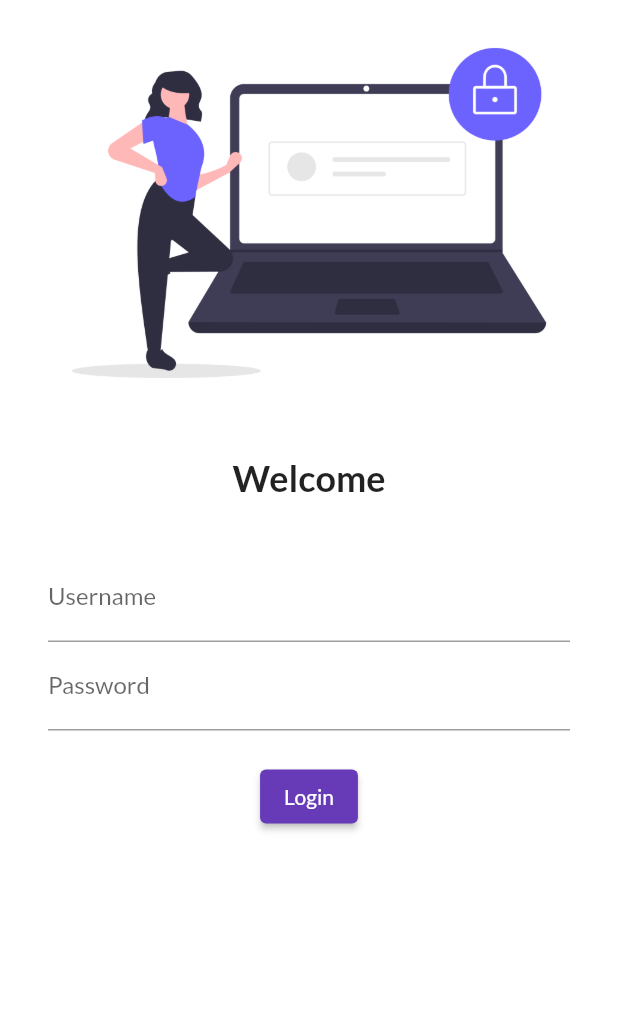
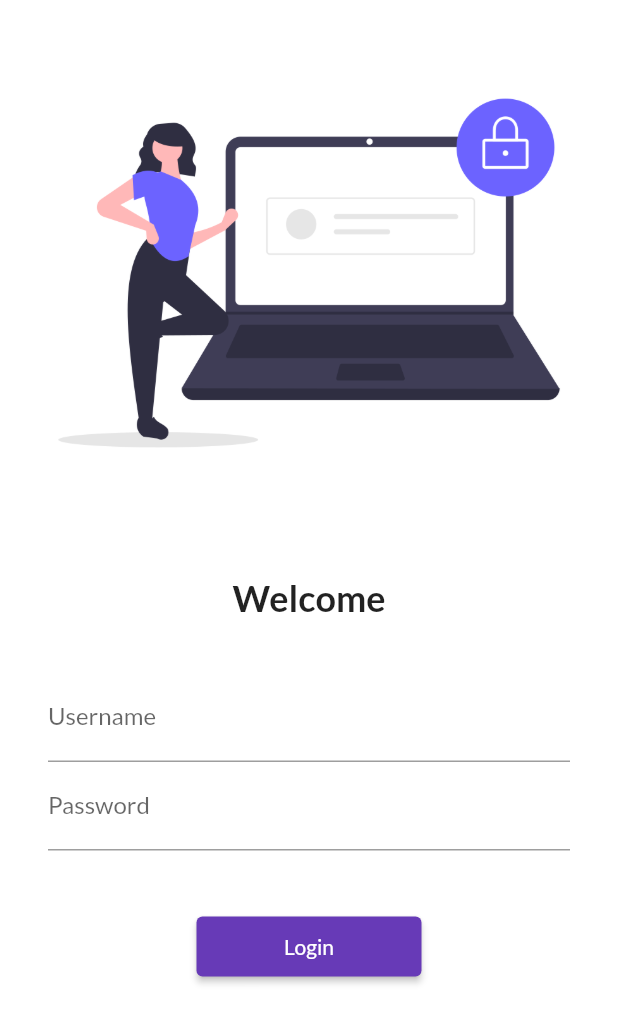
Before and after one commit to AdhyanG/30daysFlutter, a Flutter app: the screen it shows after launch, on a phone screen of 412 x 824 dp. Shown: the top 1023 px of the screen. Run offline on Flutter 3.47's test engine with Material 2 defaults, Android fonts, the phone set to English and light mode, and no system bars; our stand-ins replace google_fonts.

Commit message:
Day_5 completed

```diff
--- a/lib/main.dart
+++ b/lib/main.dart
@@ -1,6 +1,7 @@
 import 'package:flutter/material.dart';
 import 'package:flutter_application_1/pages/home_page.dart';
 import 'package:flutter_application_1/pages/login_page.dart';
+import 'package:flutter_application_1/utils/routes.dart';
 import 'package:google_fonts/google_fonts.dart';
 
 void main(List<String> args) {
@@ -24,6 +25,7 @@ class MyApp extends StatelessWidget {
 
 
       ),
+      // debugShowCheckedModeBanner: false,
       darkTheme: ThemeData(
         brightness: Brightness.dark,
       ),
@@ -31,8 +33,8 @@ class MyApp extends StatelessWidget {
     // initialRoute: "/LoginPage()",
     routes: {
       "/":(context) => LoginPage(),
-      "/home":(context) => HomePage(),
-      "/login":(context) => LoginPage()
+      MyRoutes.homeRoute:(context) => HomePage(),
+    MyRoutes.loginRoute:(context) => LoginPage()
 
     },
     );
--- a/lib/pages/login_page.dart
+++ b/lib/pages/login_page.dart
@@ -1,6 +1,7 @@
 import 'package:flutter/src/widgets/container.dart';
 import 'package:flutter/src/widgets/framework.dart';
 import 'package:flutter/material.dart';
+import 'package:flutter_application_1/utils/routes.dart';
 
 void main(List<String> args) {}
 
@@ -9,11 +10,16 @@ class LoginPage extends StatelessWidget {
   Widget build(BuildContext context) {
     return Material(
         color: Colors.white,
+        child: SingleChildScrollView(
           child: Column(
             children: [
-            Image.asset(
+              Padding(
+                padding: const EdgeInsets.all(32.0),
+                child: Image.asset(
                   "assets/images/login.png",
-              fit: BoxFit.fill,
+                  fit: BoxFit.cover,
+                  height: 300,
+                ),
               ),
               SizedBox(
                 height: 20.0,
@@ -27,7 +33,8 @@ class LoginPage extends StatelessWidget {
                 height: 20,
               ),
               Padding(
-              padding: const EdgeInsets.symmetric(vertical: 16, horizontal: 32),
+                padding:
+                    const EdgeInsets.symmetric(vertical: 16, horizontal: 32),
                 child: Column(
                   children: [
                     TextFormField(
@@ -44,18 +51,20 @@ class LoginPage extends StatelessWidget {
                       ),
                     ),
                     SizedBox(
-                    height: 20.0,
+                      height: 40.0,
                     ),
                     ElevatedButton(
                       onPressed: (() {
-                        print("Hy adhyan");
-                      }
+                        Navigator.pushNamed(context, MyRoutes.homeRoute);
+                      }),
+                      child: Text("Login"),
+                      style: TextButton.styleFrom(minimumSize: Size(150, 40)),
                     ),
-                      child: Text("Login"))
                   ],
                 ),
               )
             ],
+          ),
         ));
   }
 }
--- /dev/null
+++ b/lib/utils/routes.dart
@@ -0,0 +1,4 @@
+class MyRoutes {
+  static String loginRoute = "/login";
+  static String homeRoute = "/home";
+}
```
Also changed, not shown: 1 other file. Lines whose indentation alone changed are shown as unchanged.
